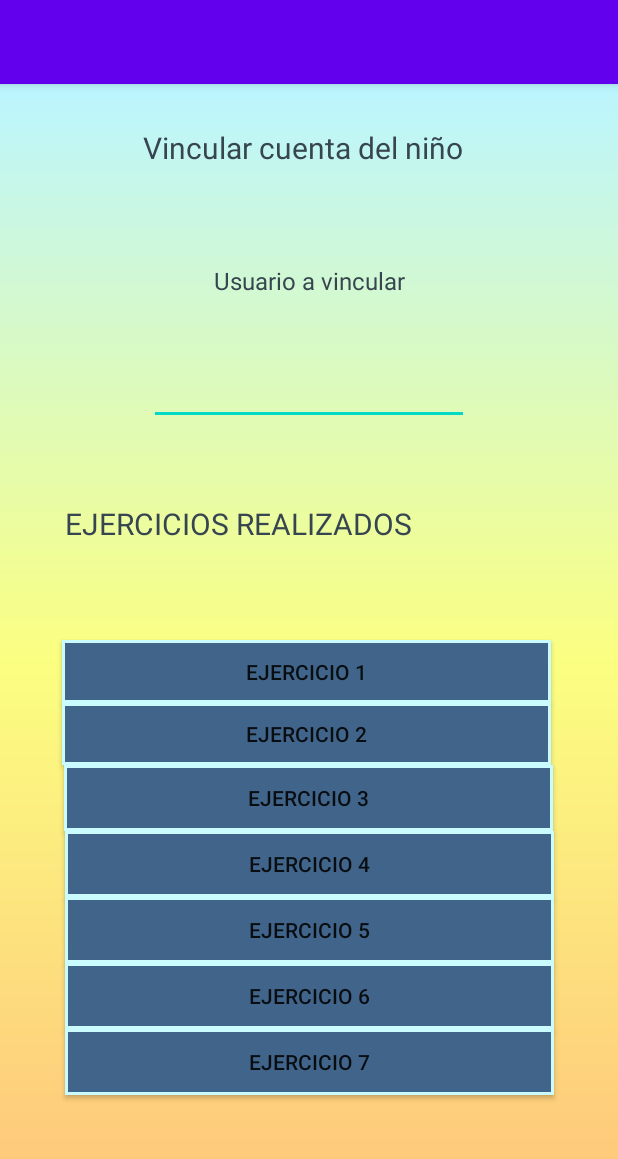
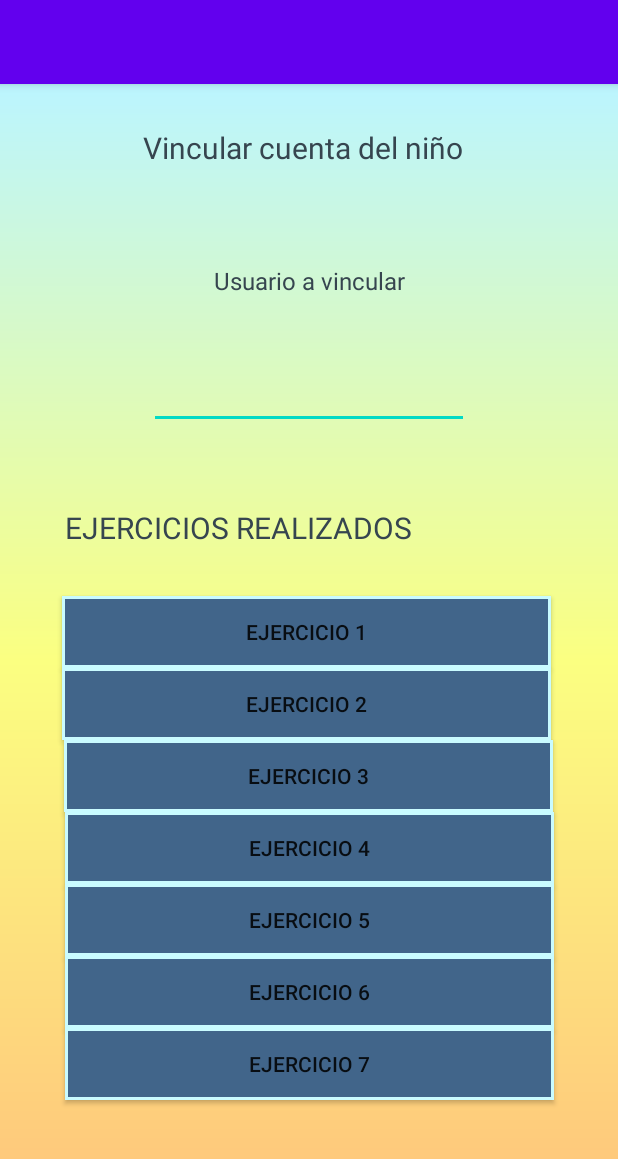
Before and after one commit to MarlieR-321/Proyecto_Moviles, an Android app: the General_Tutor screen opened directly, with no data from a screen before it, on a phone screen of 412 x 824 dp. Shown: the top 1159 px of the screen. Run offline under Robolectric (Android 15) with nearby library versions, the phone set to English and light mode, and no system bars.

Commit message:
Final Vistas

```diff
--- a/app/src/main/res/layout/activity_general_tutor.xml
+++ b/app/src/main/res/layout/activity_general_tutor.xml
@@ -27,11 +27,12 @@
         android:layout_marginTop="40dp"
         android:ems="10"
         android:inputType="textPersonName"
+        android:minHeight="48dp"
         android:text=""
+        android:textColor="@color/charcoal"
         app:layout_constraintEnd_toEndOf="parent"
         app:layout_constraintStart_toStartOf="parent"
-        app:layout_constraintTop_toBottomOf="@+id/textView2"
-        android:textColor="@color/charcoal"/>
+        app:layout_constraintTop_toBottomOf="@+id/textView2" />
 
     <TextView
         android:id="@+id/textView2"
@@ -61,79 +62,74 @@
     <Button
         android:id="@+id/button"
         android:layout_width="326dp"
-        android:layout_height="42dp"
-        android:layout_marginTop="64dp"
+        android:layout_height="48dp"
+        android:layout_marginTop="32dp"
+        android:background="@drawable/button_square"
         android:text="Ejercicio 1"
         app:layout_constraintEnd_toEndOf="parent"
         app:layout_constraintHorizontal_bias="0.482"
         app:layout_constraintStart_toStartOf="parent"
-        app:layout_constraintTop_toBottomOf="@+id/textView3"
-        android:background="@drawable/button_square"/>
+        app:layout_constraintTop_toBottomOf="@+id/textView3" />
 
     <Button
         android:id="@+id/button2"
         android:layout_width="326dp"
-        android:layout_height="44dp"
-        android:layout_marginTop="0dp"
+        android:layout_height="48dp"
+        android:background="@drawable/button_square"
         android:text="Ejercicio 3"
         app:layout_constraintEnd_toEndOf="parent"
         app:layout_constraintHorizontal_bias="0.494"
         app:layout_constraintStart_toStartOf="parent"
-        app:layout_constraintTop_toBottomOf="@+id/button3"
-        android:background="@drawable/button_square"/>
+        app:layout_constraintTop_toBottomOf="@+id/button3" />
 
     <Button
         android:id="@+id/button4"
         android:layout_width="326dp"
-        android:layout_height="44dp"
-        android:layout_marginTop="0dp"
+        android:layout_height="48dp"
+        android:background="@drawable/button_square"
         android:text="Ejercicio 7"
         app:layout_constraintEnd_toEndOf="parent"
         app:layout_constraintStart_toStartOf="parent"
-        app:layout_constraintTop_toBottomOf="@+id/button5"
-        android:background="@drawable/button_square"/>
+        app:layout_constraintTop_toBottomOf="@+id/button5" />
 
     <Button
         android:id="@+id/button5"
         android:layout_width="326dp"
-        android:layout_height="44dp"
-        android:layout_marginTop="0dp"
+        android:layout_height="48dp"
+        android:background="@drawable/button_square"
         android:text="Ejercicio 6"
         app:layout_constraintEnd_toEndOf="parent"
         app:layout_constraintStart_toStartOf="parent"
-        app:layout_constraintTop_toBottomOf="@+id/button6"
-        android:background="@drawable/button_square"/>
+        app:layout_constraintTop_toBottomOf="@+id/button6" />
 
     <Button
         android:id="@+id/button6"
         android:layout_width="326dp"
-        android:layout_height="44dp"
-        android:layout_marginTop="0dp"
+        android:layout_height="48dp"
+        android:background="@drawable/button_square"
         android:text="Ejercicio 5"
         app:layout_constraintEnd_toEndOf="parent"
         app:layout_constraintStart_toStartOf="parent"
-        app:layout_constraintTop_toBottomOf="@+id/button7"
-        android:background="@drawable/button_square"/>
+        app:layout_constraintTop_toBottomOf="@+id/button7" />
 
     <Button
         android:id="@+id/button7"
         android:layout_width="326dp"
-        android:layout_height="44dp"
-        android:layout_marginTop="0dp"
+        android:layout_height="48dp"
+        android:background="@drawable/button_square"
         android:text="Ejercicio 4"
         app:layout_constraintEnd_toEndOf="parent"
         app:layout_constraintStart_toStartOf="parent"
-        app:layout_constraintTop_toBottomOf="@+id/button2"
-        android:background="@drawable/button_square"/>
+        app:layout_constraintTop_toBottomOf="@+id/button2" />
 
     <Button
         android:id="@+id/button3"
         android:layout_width="326dp"
-        android:layout_height="41dp"
+        android:layout_height="48dp"
+        android:background="@drawable/button_square"
         android:text="Ejercicio 2"
         app:layout_constraintEnd_toEndOf="parent"
         app:layout_constraintHorizontal_bias="0.482"
         app:layout_constraintStart_toStartOf="parent"
-        app:layout_constraintTop_toBottomOf="@+id/button"
-        android:background="@drawable/button_square"/>
+        app:layout_constraintTop_toBottomOf="@+id/button" />
 </androidx.constraintlayout.widget.ConstraintLayout>
```
